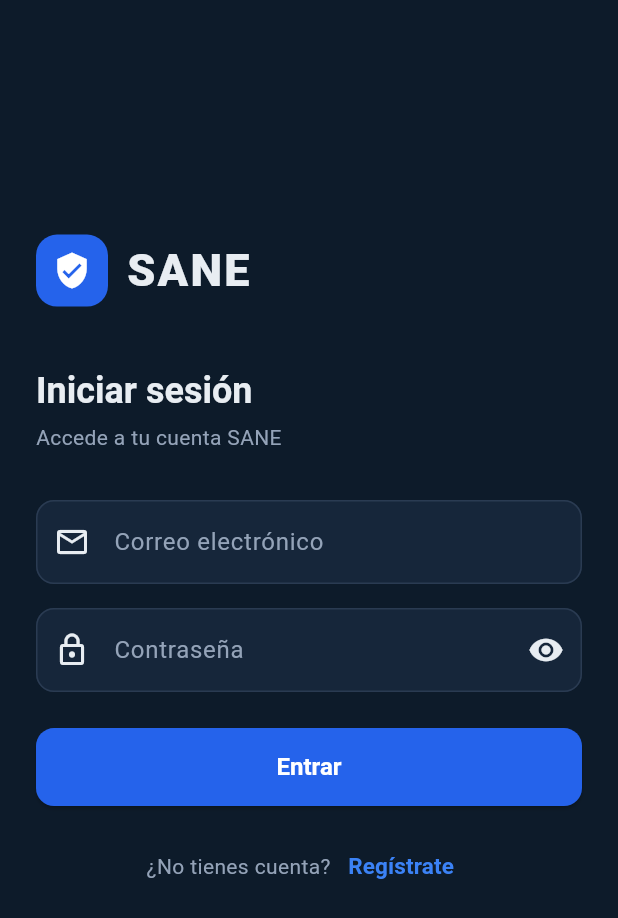
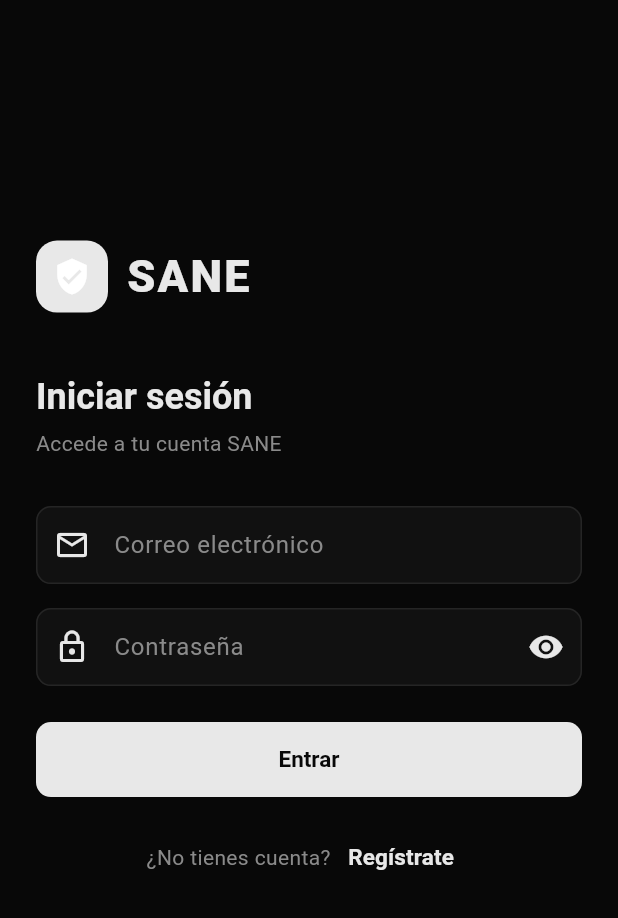
Before and after one commit to Aguirre1124/SANE-frontend, a Flutter app: the screen it shows after launch, on a phone screen of 412 x 824 dp. Shown: the top 918 px of the screen. Run offline on Flutter 3.47's test engine with Material 3 defaults, Android fonts, the phone set to English and light mode, and no system bars; our stand-ins replace dio, flutter_riverpod, flutter_secure_storage, go_router.

Commit message:
refactor: theme colors to dark scheme and routing restructure

```diff
--- a/lib/core/theme/app_colors.dart
+++ b/lib/core/theme/app_colors.dart
@@ -1,38 +1,35 @@
 import 'package:flutter/material.dart';
 
-/// Paleta central de SANE. Un solo lugar para todos los colores de la app.
-/// Basada en los mockups: fondo azul marino oscuro, acento azul brillante,
-/// verde para progreso/exito.
 class AppColors {
-  AppColors._(); // evita que se instancie
+  AppColors._();
 
   // ── Fondos ──────────────────────────────────────────────
-  static const Color background = Color(0xFF0D1B2A); // azul marino muy oscuro
-  static const Color surface = Color(0xFF16263A);    // cards / superficies
-  static const Color surfaceHigh = Color(0xFF1E3149); // cards elevadas / hover
+  static const Color background  = Color(0xFF080808); // negro casi puro
+  static const Color surface     = Color(0xFF111111); // cards / superficies
+  static const Color surfaceHigh = Color(0xFF1A1A1A); // cards elevadas / hover
 
   // ── Acento primario (botones, links, activo) ────────────
-  static const Color primary = Color(0xFF2563EB);     // azul brillante
-  static const Color primaryHover = Color(0xFF3B82F6);
-  static const Color onPrimary = Color(0xFFFFFFFF);
+  static const Color primary     = Color(0xFFE8E8E8); // blanco/gris claro
+  static const Color primaryHover = Color(0xFFFFFFFF);
+  static const Color onPrimary   = Color(0xFF080808); // texto negro sobre botón
 
   // ── Estados ─────────────────────────────────────────────
-  static const Color success = Color(0xFF22C55E);     // verde progreso
-  static const Color warning = Color(0xFFF59E0B);     // ambar
-  static const Color error = Color(0xFFEF4444);       // rojo
-  static const Color info = Color(0xFF38BDF8);        // celeste
+  static const Color success = Color(0xFF22C55E);
+  static const Color warning = Color(0xFFF59E0B);
+  static const Color error   = Color(0xFFEF4444);
+  static const Color info    = Color(0xFF38BDF8);
 
   // ── Texto ───────────────────────────────────────────────
-  static const Color textPrimary = Color(0xFFE8EDF2);   // casi blanco
-  static const Color textSecondary = Color(0xFF94A3B8); // gris azulado
-  static const Color textMuted = Color(0xFF64748B);     // mas tenue
+  static const Color textPrimary   = Color(0xFFE8E8E8); // casi blanco
+  static const Color textSecondary = Color(0xFF8A8A8A); // gris medio
+  static const Color textMuted     = Color(0xFF555555); // gris oscuro
 
   // ── Bordes / divisores ──────────────────────────────────
-  static const Color border = Color(0xFF2A3B52);
+  static const Color border = Color(0xFF252525);
 
-  // ── Categorias de iconos del diagnostico (mockup 2) ─────
-  static const Color catHome = Color(0xFF3B82F6);     // desde casa
-  static const Color catMobile = Color(0xFF22C55E);   // puesto ambulante
-  static const Color catLocal = Color(0xFF8B5CF6);    // local comercial
-  static const Color catPlant = Color(0xFFF59E0B);    // produccion empacada
+  // ── Categorias de iconos del diagnostico ───────────────
+  static const Color catHome   = Color(0xFFE8E8E8);
+  static const Color catMobile = Color(0xFF22C55E);
+  static const Color catLocal  = Color(0xFF8B5CF6);
+  static const Color catPlant  = Color(0xFFF59E0B);
 }
--- a/lib/core/theme/app_theme.dart
+++ b/lib/core/theme/app_theme.dart
@@ -1,9 +1,6 @@
 import 'package:flutter/material.dart';
 import 'app_colors.dart';
 
-/// Tema oscuro central de SANE. Define como se ven por defecto todos los
-/// widgets de Material (botones, cards, inputs, appbar, etc.) para no tener
-/// que estilizar cada pantalla a mano.
 class AppTheme {
   AppTheme._();
 
@@ -20,23 +17,24 @@ class AppTheme {
         onSurface: AppColors.textPrimary,
         error: AppColors.error,
         secondary: AppColors.success,
+        outline: AppColors.border,
       ),
 
-      // ── Tipografia ──────────────────────────────────────
+      // ── Tipografía ──────────────────────────────────────
       textTheme: base.textTheme.apply(
         bodyColor: AppColors.textPrimary,
         displayColor: AppColors.textPrimary,
       ).copyWith(
         headlineLarge: const TextStyle(
-          fontSize: 30, fontWeight: FontWeight.bold, color: AppColors.textPrimary),
+            fontSize: 30, fontWeight: FontWeight.bold, color: AppColors.textPrimary),
         headlineMedium: const TextStyle(
-          fontSize: 24, fontWeight: FontWeight.bold, color: AppColors.textPrimary),
+            fontSize: 24, fontWeight: FontWeight.bold, color: AppColors.textPrimary),
         titleLarge: const TextStyle(
-          fontSize: 20, fontWeight: FontWeight.w600, color: AppColors.textPrimary),
+            fontSize: 18, fontWeight: FontWeight.w600, color: AppColors.textPrimary),
         bodyMedium: const TextStyle(
-          fontSize: 14, color: AppColors.textSecondary),
+            fontSize: 14, color: AppColors.textSecondary),
         labelLarge: const TextStyle(
-          fontSize: 15, fontWeight: FontWeight.w600),
+            fontSize: 15, fontWeight: FontWeight.w600),
       ),
 
       // ── AppBar ──────────────────────────────────────────
@@ -45,6 +43,7 @@ class AppTheme {
         foregroundColor: AppColors.textPrimary,
         elevation: 0,
         centerTitle: false,
+        surfaceTintColor: Colors.transparent,
       ),
 
       // ── Cards ───────────────────────────────────────────
@@ -52,74 +51,93 @@ class AppTheme {
         color: AppColors.surface,
         elevation: 0,
         shape: RoundedRectangleBorder(
-          borderRadius: BorderRadius.circular(16),
-          side: const BorderSide(color: AppColors.border, width: 1),
+          borderRadius: BorderRadius.circular(14),
+          side: const BorderSide(color: AppColors.border),
         ),
-        margin: const EdgeInsets.symmetric(vertical: 6),
+        margin: const EdgeInsets.symmetric(vertical: 5),
       ),
 
-      // ── Boton primario ──────────────────────────────────
+      // ── Botón primario (blanco/gris claro) ──────────────
       elevatedButtonTheme: ElevatedButtonThemeData(
         style: ElevatedButton.styleFrom(
           backgroundColor: AppColors.primary,
           foregroundColor: AppColors.onPrimary,
-          minimumSize: const Size.fromHeight(52),
+          minimumSize: const Size.fromHeight(50),
           shape: RoundedRectangleBorder(
-            borderRadius: BorderRadius.circular(12),
+            borderRadius: BorderRadius.circular(10),
           ),
-          textStyle: const TextStyle(fontSize: 16, fontWeight: FontWeight.w600),
+          textStyle:
+              const TextStyle(fontSize: 15, fontWeight: FontWeight.w600),
+          elevation: 0,
         ),
       ),
 
-      // ── Boton de texto / secundario ─────────────────────
+      // ── Botón secundario ────────────────────────────────
       textButtonTheme: TextButtonThemeData(
-        style: TextButton.styleFrom(foregroundColor: AppColors.primaryHover),
+        style: TextButton.styleFrom(foregroundColor: AppColors.textPrimary),
       ),
 
       outlinedButtonTheme: OutlinedButtonThemeData(
         style: OutlinedButton.styleFrom(
           foregroundColor: AppColors.textPrimary,
-          minimumSize: const Size.fromHeight(52),
+          minimumSize: const Size.fromHeight(50),
           side: const BorderSide(color: AppColors.border),
           shape: RoundedRectangleBorder(
-            borderRadius: BorderRadius.circular(12),
+            borderRadius: BorderRadius.circular(10),
           ),
         ),
       ),
 
-      // ── Inputs / formularios ────────────────────────────
+      // ── Inputs ──────────────────────────────────────────
       inputDecorationTheme: InputDecorationTheme(
         filled: true,
         fillColor: AppColors.surface,
-        hintStyle: const TextStyle(color: AppColors.textMuted),
-        labelStyle: const TextStyle(color: AppColors.textSecondary),
-        contentPadding: const EdgeInsets.symmetric(horizontal: 16, vertical: 16),
+        hintStyle:
+            const TextStyle(color: AppColors.textMuted),
+        labelStyle:
+            const TextStyle(color: AppColors.textSecondary),
+        contentPadding:
+            const EdgeInsets.symmetric(horizontal: 16, vertical: 14),
         enabledBorder: OutlineInputBorder(
-          borderRadius: BorderRadius.circular(12),
+          borderRadius: BorderRadius.circular(10),
           borderSide: const BorderSide(color: AppColors.border),
         ),
         focusedBorder: OutlineInputBorder(
-          borderRadius: BorderRadius.circular(12),
-          borderSide: const BorderSide(color: AppColors.primary, width: 2),
+          borderRadius: BorderRadius.circular(10),
+          borderSide:
+              const BorderSide(color: AppColors.primary, width: 1.5),
         ),
         errorBorder: OutlineInputBorder(
-          borderRadius: BorderRadius.circular(12),
+          borderRadius: BorderRadius.circular(10),
           borderSide: const BorderSide(color: AppColors.error),
+        ),
+        focusedErrorBorder: OutlineInputBorder(
+          borderRadius: BorderRadius.circular(10),
+          borderSide: const BorderSide(color: AppColors.error, width: 1.5),
         ),
       ),
 
       // ── Bottom navigation ───────────────────────────────
       bottomNavigationBarTheme: const BottomNavigationBarThemeData(
         backgroundColor: AppColors.surface,
-        selectedItemColor: AppColors.primary,
+        selectedItemColor: AppColors.textPrimary,
         unselectedItemColor: AppColors.textMuted,
         type: BottomNavigationBarType.fixed,
         showUnselectedLabels: true,
+        elevation: 0,
+      ),
+
+      // ── TabBar ──────────────────────────────────────────
+      tabBarTheme: const TabBarThemeData(
+        labelColor: AppColors.textPrimary,
+        unselectedLabelColor: AppColors.textMuted,
+        indicatorColor: AppColors.textPrimary,
+        dividerColor: AppColors.border,
       ),
 
       dividerColor: AppColors.border,
       progressIndicatorTheme: const ProgressIndicatorThemeData(
-        color: AppColors.success,
+        color: AppColors.primary,
         linearTrackColor: AppColors.surfaceHigh,
       ),
     );
--- a/lib/models/chat_model.dart
+++ b/lib/models/chat_model.dart
@@ -11,12 +11,16 @@ class ChatSession {
     required this.status,
   });
 
-  factory ChatSession.fromJson(Map<String, dynamic> j) => ChatSession(
-        chatId: j['chat_id'] as String,
-        entrepreneurId: j['entrepreneur_id'] as String,
-        sessionType: j['session_type'] as String,
-        status: j['status'] as String,
-      );
+  factory ChatSession.fromJson(Map<String, dynamic> j) {
+    // El backend puede devolver chat_id o id
+    final chatId = (j['chat_id'] ?? j['id'] ?? j['session_id'] ?? '').toString();
+    return ChatSession(
+      chatId: chatId,
+      entrepreneurId: (j['entrepreneur_id'] ?? j['user_id'] ?? '').toString(),
+      sessionType: (j['session_type'] ?? 'general_legal').toString(),
+      status: (j['status'] ?? 'open').toString(),
+    );
+  }
 }
 
 class ChatMessage {
@@ -35,12 +39,12 @@ class ChatMessage {
   });
 
   factory ChatMessage.fromJson(Map<String, dynamic> j) => ChatMessage(
-        id: j['id'] as String,
-        role: j['role'] as String,
-        content: j['content'] as String,
+        id: (j['id'] ?? '') as String,
+        role: (j['role'] ?? 'user') as String,
+        content: (j['content'] ?? '') as String,
         createdAt: j['created_at'] as String?,
         sourceDocs: (j['source_docs'] as List? ?? [])
-            .map((e) => e as String)
+            .map((e) => e.toString())
             .toList(),
       );
 
--- a/lib/providers/chat_provider.dart
+++ b/lib/providers/chat_provider.dart
@@ -5,6 +5,7 @@ import 'package:dio/dio.dart';
 import 'package:flutter_riverpod/flutter_riverpod.dart';
 import 'package:web_socket_channel/web_socket_channel.dart';
 import '../core/api/api_client.dart';
+import '../core/api/api_exception.dart';
 import '../core/storage/token_storage.dart';
 import '../models/chat_model.dart';
 
@@ -66,7 +67,9 @@ class ChatNotifier
       if (arg != null) body['business_id'] = arg;
 
       final res = await dio.post('/chat/start', data: body);
-      final session = ChatSession.fromJson(res.data as Map<String, dynamic>);
+      final data = res.data;
+      if (data == null) throw const ApiException('Respuesta vacía del servidor', 0);
+      final session = ChatSession.fromJson(data as Map<String, dynamic>);
 
       await _loadHistory(session.chatId);
       await _connectWebSocket(session.chatId);
@@ -74,11 +77,16 @@ class ChatNotifier
       state = AsyncData((state.asData?.value ?? const ChatState())
           .copyWith(session: session));
     } on DioException catch (e) {
+      state = AsyncError(dioToApi(e), StackTrace.current);
       throw dioToApi(e);
+    } catch (e, st) {
+      state = AsyncError(e, st);
+      rethrow;
     }
   }
 
   Future<void> _loadHistory(String chatId) async {
+    if (chatId.isEmpty) return;
     try {
       final dio = ref.read(dioProvider);
       final res = await dio.get('/chat/$chatId/history');
@@ -88,8 +96,8 @@ class ChatNotifier
         (state.asData?.value ?? const ChatState())
             .copyWith(messages: history.messages),
       );
-    } on DioException {
-      // History might not exist yet, ignore
+    } catch (_) {
+      // Historial vacío o sesión nueva — ignorar
     }
   }
 
--- a/lib/providers/diagnostic_provider.dart
+++ b/lib/providers/diagnostic_provider.dart
@@ -111,8 +111,10 @@ class DiagnosticFlowNotifier
 
       if (!answer.isCompleted) {
         final qRes = await dio.get('/diagnostic/$sessionId/questions');
-        final nextQ = DiagnosticQuestion.fromJson(
-            qRes.data as Map<String, dynamic>);
+        final body = qRes.data as Map<String, dynamic>;
+        // El endpoint devuelve un wrapper: {"question": {...}, "finished": bool, ...}
+        final questionData = (body['question'] ?? body) as Map<String, dynamic>;
+        final nextQ = DiagnosticQuestion.fromJson(questionData);
         state = AsyncData(currentState.copyWith(
           currentQuestion: nextQ,
           answeredCount: answer.totalAnswers,
--- a/lib/router/app_router.dart
+++ b/lib/router/app_router.dart
@@ -33,17 +33,11 @@ final routerProvider = Provider<GoRouter>((ref) {
       final isLoggedIn = authState.asData?.value != null;
       final loc = state.matchedLocation;
 
-      if (isLoading) {
-        return loc == '/splash' ? null : '/splash';
-      }
+      if (isLoading) return loc == '/splash' ? null : '/splash';
 
       final isAuthRoute = loc == '/login' || loc == '/register';
-      if (!isLoggedIn && !isAuthRoute && loc != '/splash') {
-        return '/login';
-      }
-      if (isLoggedIn && (isAuthRoute || loc == '/splash')) {
-        return '/app/home';
-      }
+      if (!isLoggedIn && !isAuthRoute && loc != '/splash') return '/login';
+      if (isLoggedIn && (isAuthRoute || loc == '/splash')) return '/app/home';
       return null;
     },
     routes: [
@@ -59,82 +53,91 @@ final routerProvider = Provider<GoRouter>((ref) {
         path: '/register',
         builder: (c, s) => const RegisterScreen(),
       ),
-      StatefulShellRoute.indexedStack(
-        builder: (context, state, shell) => ShellScreen(navigationShell: shell),
-        branches: [
-          StatefulShellBranch(routes: [
+
+      // ── Rutas de detalle (full-screen, encima del shell) ──────────
       GoRoute(
-              path: '/app/home',
-              builder: (c, s) => const HomeScreen(),
-              routes: [
-                GoRoute(
-                  path: 'business/create',
+        path: '/app/business/create',
+        parentNavigatorKey: _rootKey,
         builder: (c, s) => const CreateBusinessScreen(),
       ),
       GoRoute(
-                  path: 'business/:id',
-                  builder: (_, s) => BusinessDetailScreen(
+        path: '/app/business/:id',
+        parentNavigatorKey: _rootKey,
+        builder: (c, s) => BusinessDetailScreen(
           businessId: s.pathParameters['id']!,
         ),
         routes: [
           GoRoute(
             path: 'edit',
-                      builder: (_, s) => EditBusinessScreen(
+            parentNavigatorKey: _rootKey,
+            builder: (c, s) => EditBusinessScreen(
               businessId: s.pathParameters['id']!,
             ),
           ),
           GoRoute(
             path: 'diagnostics',
-                      builder: (_, s) => DiagnosticListScreen(
+            parentNavigatorKey: _rootKey,
+            builder: (c, s) => DiagnosticListScreen(
               businessId: s.pathParameters['id']!,
             ),
           ),
           GoRoute(
             path: 'chat',
-                      builder: (_, s) => ChatScreen(
+            parentNavigatorKey: _rootKey,
+            builder: (c, s) => ChatScreen(
               businessId: s.pathParameters['id']!,
             ),
           ),
           GoRoute(
             path: 'progress',
-                      builder: (_, s) => ProgressScreen(
+            parentNavigatorKey: _rootKey,
+            builder: (c, s) => ProgressScreen(
               businessId: s.pathParameters['id']!,
             ),
           ),
         ],
       ),
       GoRoute(
-                  path: 'diagnostic/:sessionId/question',
-                  builder: (_, s) => QuestionScreen(
+        path: '/app/diagnostic/:sessionId/question',
+        parentNavigatorKey: _rootKey,
+        builder: (c, s) => QuestionScreen(
           sessionId: s.pathParameters['sessionId']!,
           businessId: (s.extra as Map?)?['businessId'] as String?,
         ),
       ),
       GoRoute(
-                  path: 'diagnostic/:sessionId/result',
-                  builder: (_, s) => DiagnosticResultScreen(
+        path: '/app/diagnostic/:sessionId/result',
+        parentNavigatorKey: _rootKey,
+        builder: (c, s) => DiagnosticResultScreen(
           sessionId: s.pathParameters['sessionId']!,
-                    preloadedResult: s.extra is DiagnosticResult
-                        ? s.extra as DiagnosticResult
-                        : null,
+          preloadedResult:
+              s.extra is DiagnosticResult ? s.extra as DiagnosticResult : null,
         ),
       ),
-              ],
+      GoRoute(
+        path: '/app/routes/:routeId',
+        parentNavigatorKey: _rootKey,
+        builder: (c, s) => RouteDetailScreen(
+          routeId: s.pathParameters['routeId']!,
+          businessId: (s.extra as Map?)?['businessId'] as String?,
+        ),
+      ),
+
+      // ── Shell con tabs ─────────────────────────────────────────────
+      StatefulShellRoute.indexedStack(
+        builder: (context, state, shell) =>
+            ShellScreen(navigationShell: shell),
+        branches: [
+          StatefulShellBranch(routes: [
+            GoRoute(
+              path: '/app/home',
+              builder: (c, s) => const HomeScreen(),
             ),
           ]),
           StatefulShellBranch(routes: [
             GoRoute(
               path: '/app/routes',
               builder: (c, s) => const RouteListScreen(),
-              routes: [
-                GoRoute(
-                  path: ':routeId',
-                  builder: (_, s) => RouteDetailScreen(
-                    routeId: s.pathParameters['routeId']!,
-                    businessId: (s.extra as Map?)?['businessId'] as String?,
-                  ),
-                ),
-              ],
             ),
           ]),
           StatefulShellBranch(routes: [
@@ -148,9 +151,7 @@ final routerProvider = Provider<GoRouter>((ref) {
     ],
   );
 
-  ref.listen(authProvider, (prev, next) {
-    router.refresh();
-  });
+  ref.listen(authProvider, (prev, next) => router.refresh());
 
   return router;
 });
```
Lines whose indentation alone changed are shown as unchanged.
